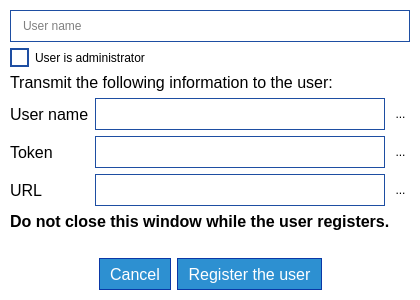
The window that parsec/core/gui/forms/register_user_dialog.ui (Scille/parsec-cloud) describes before a commit, drawn with Qt 5.
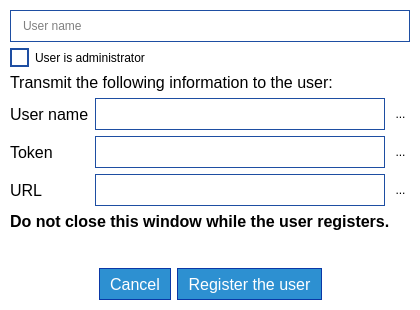
The same window after the commit. Icons and pictures are not drawn.

```diff
--- a/parsec/core/gui/forms/register_user_dialog.ui
+++ b/parsec/core/gui/forms/register_user_dialog.ui
@@ -7,19 +7,19 @@
     <x>0</x>
     <y>0</y>
     <width>420</width>
-    <height>300</height>
+    <height>310</height>
    </rect>
   </property>
   <property name="minimumSize">
    <size>
     <width>420</width>
-    <height>300</height>
+    <height>310</height>
    </size>
   </property>
   <property name="maximumSize">
    <size>
     <width>420</width>
-    <height>300</height>
+    <height>310</height>
    </size>
   </property>
   <property name="windowTitle">
```
